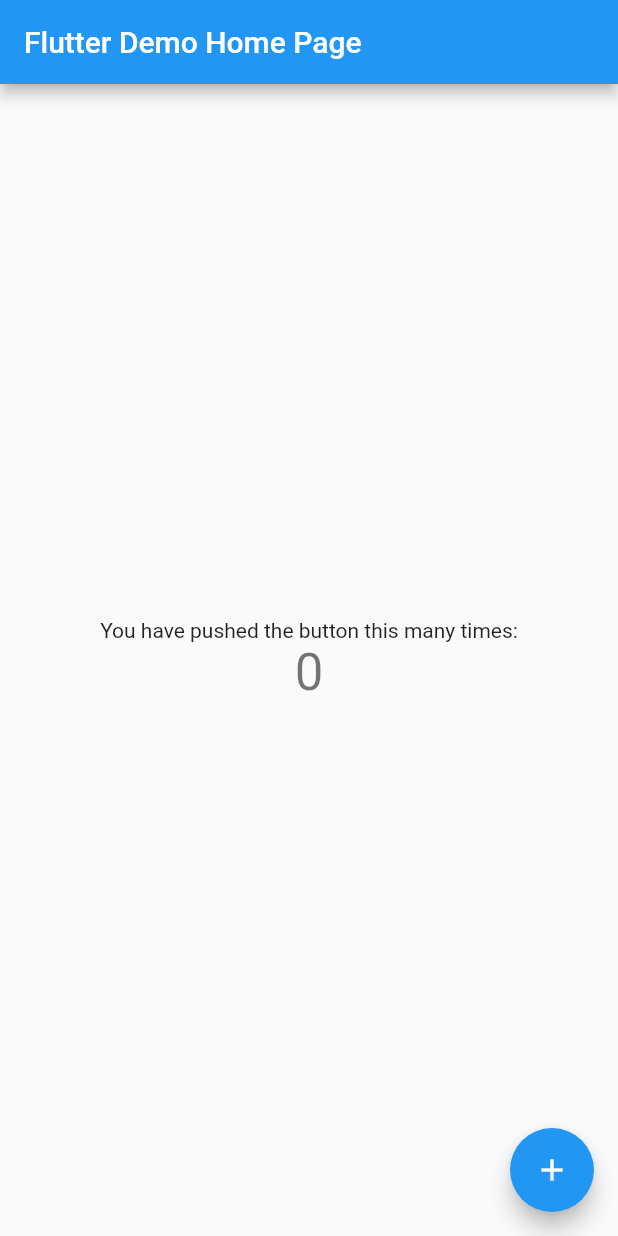
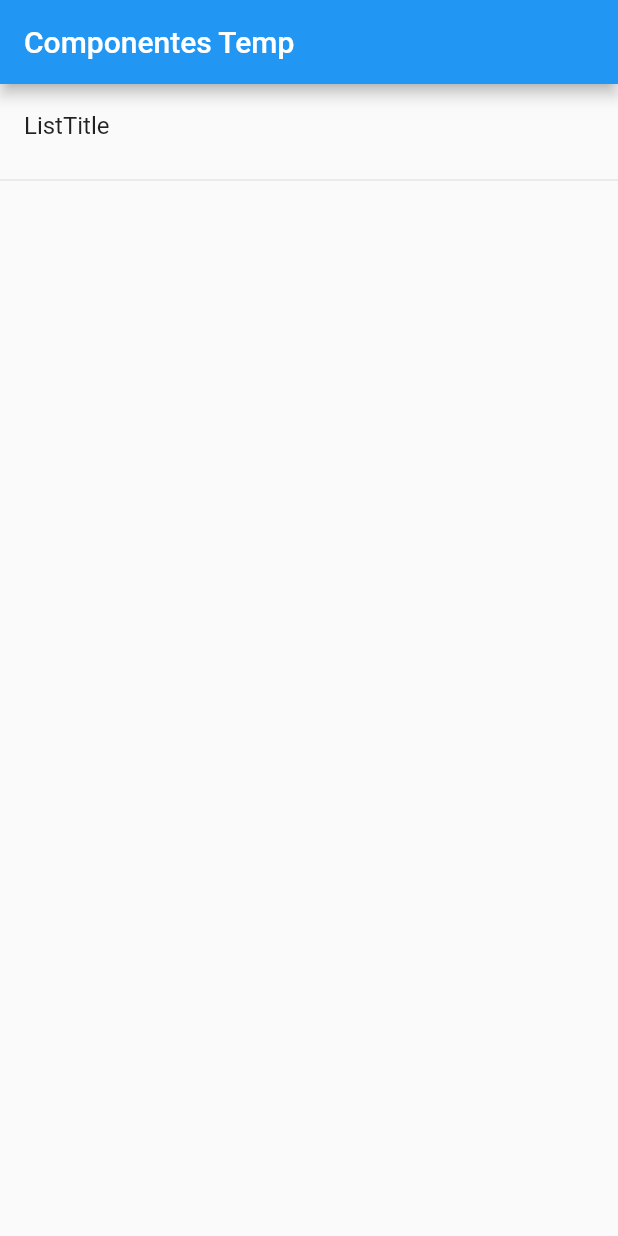
Before and after one commit to carlossas/Flutter-Componentes, a Flutter app: the screen it shows after launch, on a phone screen of 412 x 824 dp. Run offline on Flutter 3.47's test engine with Material 2 defaults, Android fonts, the phone set to English and light mode, and no system bars.

```diff
--- a/lib/main.dart
+++ b/lib/main.dart
@@ -1,111 +1,16 @@
 import 'package:flutter/material.dart';
+
+//Pages
+import 'package:componentes/src/pages/home_temp.dart';
 
 void main() => runApp(MyApp());
 
 class MyApp extends StatelessWidget {
-  // This widget is the root of your application.
   @override
   Widget build(BuildContext context) {
     return MaterialApp(
-      title: 'Flutter Demo',
-      theme: ThemeData(
-        // This is the theme of your application.
-        //
-        // Try running your application with "flutter run". You'll see the
-        // application has a blue toolbar. Then, without quitting the app, try
-        // changing the primarySwatch below to Colors.green and then invoke
-        // "hot reload" (press "r" in the console where you ran "flutter run",
-        // or simply save your changes to "hot reload" in a Flutter IDE).
-        // Notice that the counter didn't reset back to zero; the application
-        // is not restarted.
-        primarySwatch: Colors.blue,
-      ),
-      home: MyHomePage(title: 'Flutter Demo Home Page'),
-    );
+        title: 'Componentes App',
+        debugShowCheckedModeBanner: false,
+        home: HomePageTemp());
   }
 }
-
-class MyHomePage extends StatefulWidget {
-  MyHomePage({Key key, this.title}) : super(key: key);
-
-  // This widget is the home page of your application. It is stateful, meaning
-  // that it has a State object (defined below) that contains fields that affect
-  // how it looks.
-
-  // This class is the configuration for the state. It holds the values (in this
-  // case the title) provided by the parent (in this case the App widget) and
-  // used by the build method of the State. Fields in a Widget subclass are
-  // always marked "final".
-
-  final String title;
-
-  @override
-  _MyHomePageState createState() => _MyHomePageState();
-}
-
-class _MyHomePageState extends State<MyHomePage> {
-  int _counter = 0;
-
-  void _incrementCounter() {
-    setState(() {
-      // This call to setState tells the Flutter framework that something has
-      // changed in this State, which causes it to rerun the build method below
-      // so that the display can reflect the updated values. If we changed
-      // _counter without calling setState(), then the build method would not be
-      // called again, and so nothing would appear to happen.
-      _counter++;
-    });
-  }
-
-  @override
-  Widget build(BuildContext context) {
-    // This method is rerun every time setState is called, for instance as done
-    // by the _incrementCounter method above.
-    //
-    // The Flutter framework has been optimized to make rerunning build methods
-    // fast, so that you can just rebuild anything that needs updating rather
-    // than having to individually change instances of widgets.
-    return Scaffold(
-      appBar: AppBar(
-        // Here we take the value from the MyHomePage object that was created by
-        // the App.build method, and use it to set our appbar title.
-        title: Text(widget.title),
-      ),
-      body: Center(
-        // Center is a layout widget. It takes a single child and positions it
-        // in the middle of the parent.
-        child: Column(
-          // Column is also layout widget. It takes a list of children and
-          // arranges them vertically. By default, it sizes itself to fit its
-          // children horizontally, and tries to be as tall as its parent.
-          //
-          // Invoke "debug painting" (press "p" in the console, choose the
-          // "Toggle Debug Paint" action from the Flutter Inspector in Android
-          // Studio, or the "Toggle Debug Paint" command in Visual Studio Code)
-          // to see the wireframe for each widget.
-          //
-          // Column has various properties to control how it sizes itself and
-          // how it positions its children. Here we use mainAxisAlignment to
-          // center the children vertically; the main axis here is the vertical
-          // axis because Columns are vertical (the cross axis would be
-          // horizontal).
-          mainAxisAlignment: MainAxisAlignment.center,
-          children: <Widget>[
-            Text(
-              'You have pushed the button this many times:',
-            ),
-            Text(
-              '$_counter',
-              style: Theme.of(context).textTheme.display1,
-            ),
-          ],
-        ),
-      ),
-      floatingActionButton: FloatingActionButton(
-        onPressed: _incrementCounter,
-        tooltip: 'Increment',
-        child: Icon(Icons.add),
-      ), // This trailing comma makes auto-formatting nicer for build methods.
-    );
-  }
-}
--- /dev/null
+++ b/lib/src/pages/home_temp.dart
@@ -0,0 +1,17 @@
+import 'package:flutter/material.dart';
+
+class HomePageTemp extends StatelessWidget {
+  @override
+  Widget build(BuildContext context) {
+    return Scaffold(
+        appBar: AppBar(title: Text("Componentes Temp")),
+        body: ListView(
+          children: <Widget>[
+            ListTile(
+              title: Text("ListTitle"),
+            ),
+            Divider(),
+          ],
+        ));
+  }
+}
```
